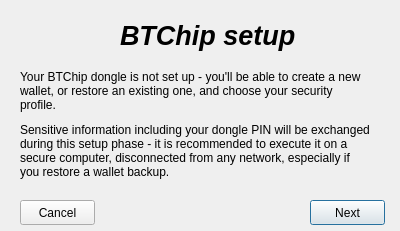
Before: the Qt Designer form ui/personalization-00-start.ui in LedgerHQ/btchip-python, drawn with Qt 5.
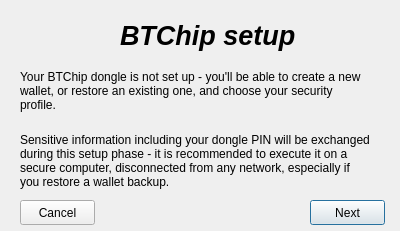
After: the same form once the commit is applied.

The edit to the form file:
```diff
--- a/ui/personalization-00-start.ui
+++ b/ui/personalization-00-start.ui
@@ -69,7 +69,7 @@
      <x>20</x>
      <y>120</y>
      <width>351</width>
-     <height>61</height>
+     <height>81</height>
     </rect>
    </property>
    <property name="text">
```
